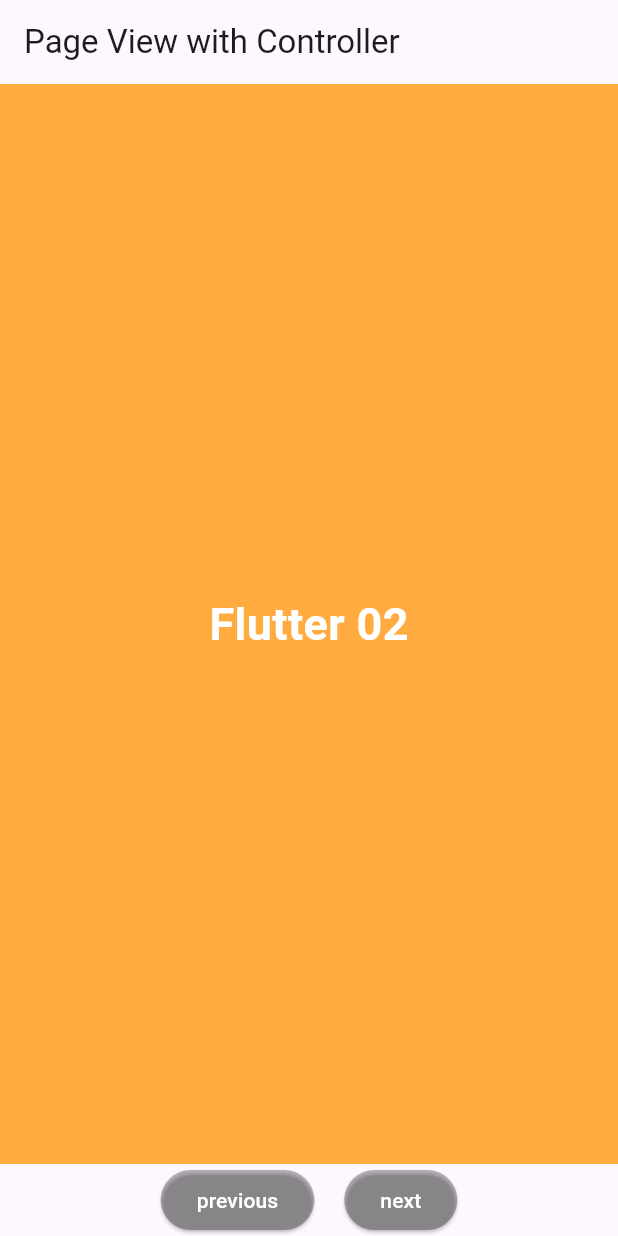
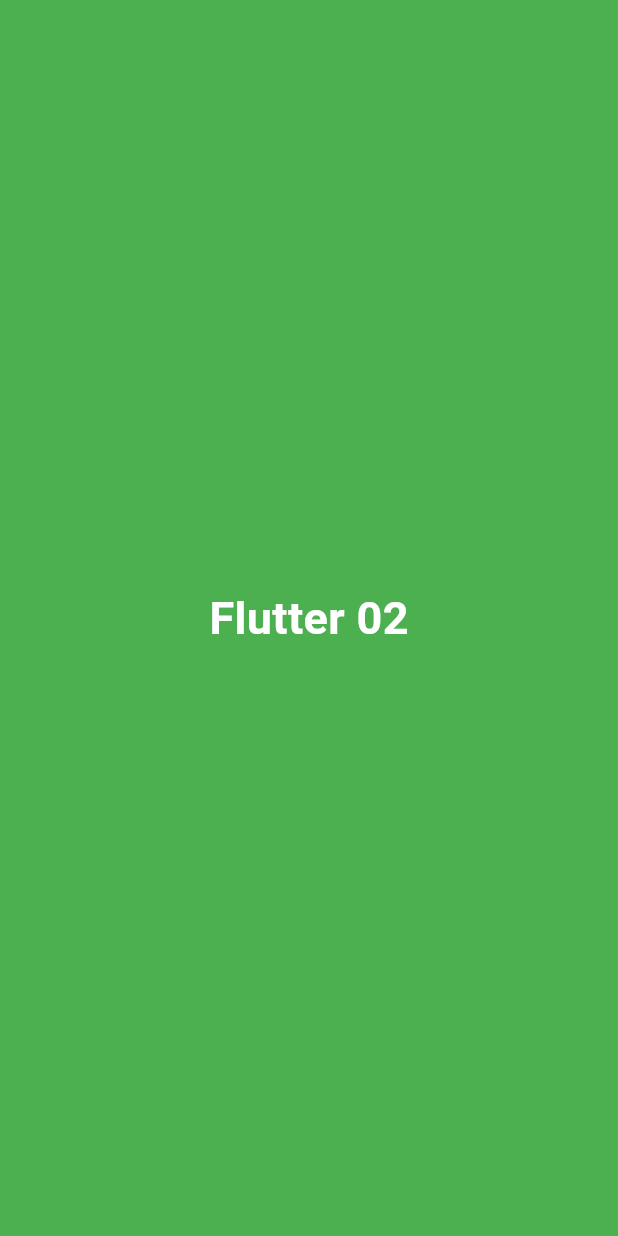
Before and after one commit to IRUKEKKACHI/250313-flutter-YS02, a Flutter app: the screen it shows after launch, swiped to page 2, on a phone screen of 412 x 824 dp. Run offline on Flutter 3.47's test engine with Material 3 defaults, Android fonts, the phone set to English and light mode, and no system bars.

Commit message:
feat: implement flow screen using PageView Builder

```diff
--- a/lib/main.dart
+++ b/lib/main.dart
@@ -2,11 +2,14 @@ import 'package:flutter/material.dart';
 import 'package:flutter_ys02_20230313/pageview/page_view_basic.dart' as pvBasic;
 import 'package:flutter_ys02_20230313/pageview/page_view_with_controller.dart'
     as pvController;
+import 'package:flutter_ys02_20230313/pageview/page_view_builder.dart'
+    as pvBuilder;
 
 void main() {
   runApp(MaterialApp(
     debugShowCheckedModeBanner: false,
     //home: pvBasic.PageViewBasic(),
-    home: pvController.PageViewWithController(),
+    //home: pvController.PageViewWithController(),
+    home: pvBuilder.PageViewBuilder(),
   ));
 }
--- /dev/null
+++ b/lib/pageview/page_view_builder.dart
@@ -0,0 +1,34 @@
+import 'package:flutter/material.dart';
+
+class PageViewBuilder extends StatelessWidget {
+  final List<Color> colors = [
+    Colors.red,
+    Colors.green,
+    Colors.blue,
+    Colors.yellow,
+    Colors.purple
+  ];
+
+  @override
+  Widget build(BuildContext context) {
+    return Scaffold(
+      body: PageView.builder(
+        itemCount: colors.length,
+        itemBuilder: (context, index) {
+          return Container(
+            color: colors[index],
+            child: Center(
+              child: Text(
+                'Flutter 0${index + 1}',
+                style: TextStyle(
+                    fontSize: 30,
+                    fontWeight: FontWeight.bold,
+                    color: Colors.white),
+              ),
+            ),
+          );
+        },
+      ),
+    );
+  }
+}
```
